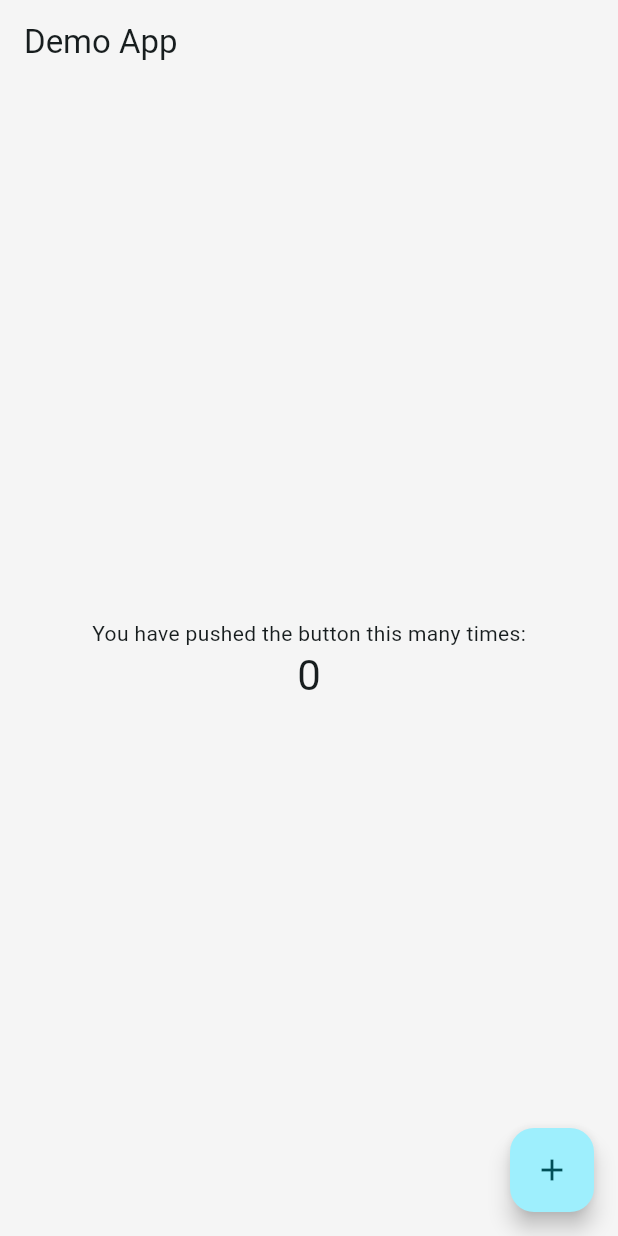
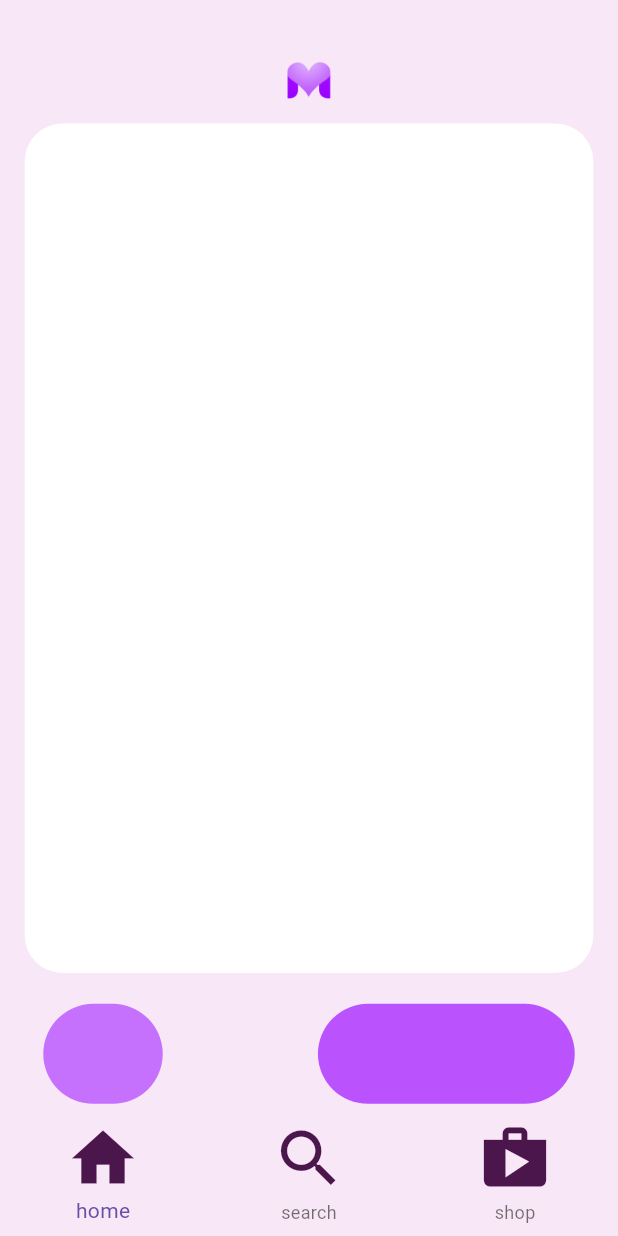
Before and after one commit to punithkumarn0409/napp, a Flutter app: the screen it shows after launch, on a phone screen of 412 x 824 dp. Run offline on Flutter 3.47's test engine with Material 3 defaults, Android fonts, the phone set to English and light mode, and no system bars.

Commit message:
home page layout

```diff
--- a/lib/main.dart
+++ b/lib/main.dart
@@ -1,4 +1,5 @@
 import 'package:flutter/material.dart';
+import 'package:napp/pages/home.dart';
 
 void main() {
   runApp(const MyApp());
@@ -7,122 +8,10 @@ void main() {
 class MyApp extends StatelessWidget {
   const MyApp({super.key});
 
-  // This widget is the root of your application.
   @override
   Widget build(BuildContext context) {
     return MaterialApp(
-      title: 'Flutter Demo',
-      theme: ThemeData(
-        // This is the theme of your application.
-        //
-        // TRY THIS: Try running your application with "flutter run". You'll see
-        // the application has a blue toolbar. Then, without quitting the app,
-        // try changing the seedColor in the colorScheme below to Colors.green
-        // and then invoke "hot reload" (save your changes or press the "hot
-        // reload" button in a Flutter-supported IDE, or press "r" if you used
-        // the command line to start the app).
-        //
-        // Notice that the counter didn't reset back to zero; the application
-        // state is not lost during the reload. To reset the state, use hot
-        // restart instead.
-        //
-        // This works for code too, not just values: Most code changes can be
-        // tested with just a hot reload.
-        colorScheme: ColorScheme.fromSeed(seedColor: Colors.white),
-        useMaterial3: true,
-      ),
-      home: const MyHomePage(title: 'Demo App'),
+      home: HomePage(),
     );
   }
 }
-
-class MyHomePage extends StatefulWidget {
-  const MyHomePage({super.key, required this.title});
-
-  // This widget is the home page of your application. It is stateful, meaning
-  // that it has a State object (defined below) that contains fields that affect
-  // how it looks.
-
-  // This class is the configuration for the state. It holds the values (in this
-  // case the title) provided by the parent (in this case the App widget) and
-  // used by the build method of the State. Fields in a Widget subclass are
-  // always marked "final".
-
-  final String title;
-
-  @override
-  State<MyHomePage> createState() => _MyHomePageState();
-}
-
-class _MyHomePageState extends State<MyHomePage> {
-  int _counter = 0;
-
-  void _incrementCounter() {
-    setState(() {
-      // This call to setState tells the Flutter framework that something has
-      // changed in this State, which causes it to rerun the build method below
-      // so that the display can reflect the updated values. If we changed
-      // _counter without calling setState(), then the build method would not be
-      // called again, and so nothing would appear to happen.
-      _counter+=5;
-    });
-  }
-
-  @override
-  Widget build(BuildContext context) {
-    // This method is rerun every time setState is called, for instance as done
-    // by the _incrementCounter method above.
-    //
-    // The Flutter framework has been optimized to make rerunning build methods
-    // fast, so that you can just rebuild anything that needs updating rather
-    // than having to individually change instances of widgets.
-    return Scaffold(
-      backgroundColor: Color(0xFFF5F5F5),
-      appBar: AppBar(
-        // TRY THIS: Try changing the color here to a specific color (to
-        // Colors.amber, perhaps?) and trigger a hot reload to see the AppBar
-        // change color while the other colors stay the same.
-        backgroundColor: Color(0xFFF5F5F5),
-        // Here we take the value from the MyHomePage object that was created by
-        // the App.build method, and use it to set our appbar title.
-        title: Text(widget.title),
-      ),
-      body: Center(
-        // Center is a layout widget. It takes a single child and positions it
-        // in the middle of the parent.
-        child: Column(
-
-          // Column is also a layout widget. It takes a list of children and
-          // arranges them vertically. By default, it sizes itself to fit its
-          // children horizontally, and tries to be as tall as its parent.
-          //
-          // Column has various properties to control how it sizes itself and
-          // how it positions its children. Here we use mainAxisAlignment to
-          // center the children vertically; the main axis here is the vertical
-          // axis because Columns are vertical (the cross axis would be
-          // horizontal).
-          //
-          // TRY THIS: Invoke "debug painting" (choose the "Toggle Debug Paint"
-          // action in the IDE, or press "p" in the console), to see the
-          // wireframe for each widget.
-          mainAxisAlignment: MainAxisAlignment.center,
-
-          children: <Widget>[
-            const Text(
-              'You have pushed the button this many times:',
-            ),
-            Text(
-              '$_counter',
-              style: Theme.of(context).textTheme.headlineMedium,
-            ),
-          ],
-        ),
-      ),
-      floatingActionButton: FloatingActionButton(
-        onPressed: _incrementCounter,
-        tooltip: 'Increment',
-        child: const Icon(Icons.add),
-      ), // This trailing comma makes auto-formatting nicer for build methods.
-    );
-  }
-}
--- /dev/null
+++ b/lib/pages/home.dart
@@ -0,0 +1,84 @@
+import 'package:flutter/material.dart';
+
+class HomePage extends StatefulWidget {
+  const HomePage({super.key});
+
+  @override
+  State<HomePage> createState() => _HomePageState();
+}
+
+class _HomePageState extends State<HomePage> {
+  @override
+  Widget build(BuildContext context) {
+    double width = MediaQuery.of(context).size.width;
+    double height = MediaQuery.of(context).size.height;
+    return Scaffold(
+      appBar: PreferredSize(
+          preferredSize: Size.fromHeight(height*0.08),
+          child: Center(
+              child: Container(
+                  margin: EdgeInsets.only(top: height*0.05),
+                  child: Image.asset('assets/images/mauve_logo.png'),
+              ),
+          ),
+      ),
+      backgroundColor: Color(0xfff8e7f6), //Scaffold BG Color
+      body: Center(
+        child: Column(
+          mainAxisAlignment: MainAxisAlignment.center,
+          children: <Widget>[
+            Expanded(
+              flex: 8,
+              child: Container(
+                margin: EdgeInsets.all(width*0.04),
+                decoration: BoxDecoration(
+                borderRadius: BorderRadius.circular(25),
+                color: Colors.white,
+              ),
+              ),
+            ),
+            Expanded(
+              child: Row(
+                children: [
+                  Expanded(
+                    flex: 3,
+                    child: Container(
+                      margin: EdgeInsets.symmetric(vertical: width*0.01, horizontal: width*0.07),
+                      decoration: BoxDecoration(
+                        borderRadius: BorderRadius.circular(100),
+                        color: Color(0xffc670fe),
+                      ),
+                    ),
+                  ),
+                  Expanded(
+                    child: Container(
+                      ),
+                    ),
+                  Expanded(
+                    flex: 5,
+                    child: Container(
+                      margin: EdgeInsets.symmetric(vertical: width*0.01, horizontal: width*0.07),
+                      decoration: BoxDecoration(
+                        borderRadius: BorderRadius.circular(100),
+                        color: Color(0xffba53fd),
+                      ),
+                    ),
+                  ),
+                ],
+              )
+            ),
+          ],
+        ),
+      ),
+      bottomNavigationBar: BottomNavigationBar(
+        backgroundColor: const Color(0xfff8e7f6),
+          elevation: 0,
+          items: [
+            BottomNavigationBarItem(icon: Icon(Icons.home, color: Color(0xff4b164c), size: 50,), label: 'home'),
+            BottomNavigationBarItem(icon: Icon(Icons.search, color: Color(0xff4b164c), size: 50), label: 'search'),
+            BottomNavigationBarItem(icon: Icon(Icons.shop, color: Color(0xff4b164c), size: 50,), label: 'shop'),
+          ],
+      ),
+    );
+  }
+}
--- a/pubspec.yaml
+++ b/pubspec.yaml
@@ -59,7 +59,8 @@ flutter:
   uses-material-design: true
 
   # To add assets to your application, add an assets section, like this:
-  # assets:
+  assets:
+    - assets/images/
   #   - images/a_dot_burr.jpeg
   #   - images/a_dot_ham.jpeg
 
```
Also changed, not shown: assets/images/mauve_logo.png (added).
